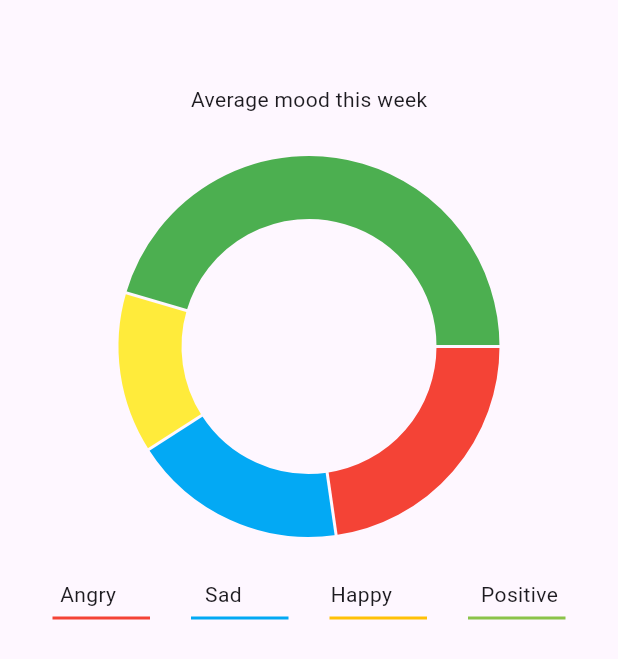
After one commit to KabeloBitcube/mood_tracker, a Flutter app: the StatsNotis screen opened by its route, on a phone screen of 412 x 824 dp. The commit adds this screen. Shown: the top 659 px of the screen. Run offline on Flutter 3.47's test engine with Material 3 defaults, Android fonts, the phone set to English and light mode, and no system bars; drawn by our look-alikes of fl_chart; our stand-ins replace carousel_slider, go_router, table_calendar.

Commit message:
V12 - Stats_Notis > Added pie chart with mood indicators

```diff
--- a/lib/Home/home.dart
+++ b/lib/Home/home.dart
@@ -355,10 +355,15 @@ class _HomeScreenState extends State<HomeScreen> {
               Stack(
                 clipBehavior: Clip.none,
                 children: [
-                  Image.asset(
-                    'assets/images/MoodTracker.jpg',
-                    height: 60,
-                    width: 60,
+                  GestureDetector(
+                    onTap: (){
+                      context.push('/stats_notis');
+                    },
+                    child: Image.asset(
+                      'assets/images/MoodTracker.jpg',
+                      height: 60,
+                      width: 60,
+                    ),
                   ),
                   Positioned(
                     top: 35,
--- /dev/null
+++ b/lib/Stats & Notis/stats_notis.dart
@@ -0,0 +1,106 @@
+import 'package:fl_chart/fl_chart.dart';
+import 'package:flutter/material.dart';
+
+class StatsNotis extends StatelessWidget {
+  const StatsNotis({super.key});
+
+  @override
+  Widget build(BuildContext context) {
+    return Scaffold(
+      appBar: AppBar(),
+      body: Column(
+        children: [
+          Center(child: Text('Average mood this week')),
+          SizedBox(height: 80,),
+          SizedBox(
+            height: 150,
+            width: 150,
+            child: PieChart(
+              duration: const Duration(milliseconds: 750),
+              curve: Curves.easeInQuint,
+              PieChartData(
+                centerSpaceRadius: 85.0,
+                sections: [
+                  PieChartSectionData(
+                    value: 5,
+                    color: Colors.red,
+                    showTitle: false,
+                    radius: 42,
+                  ),
+                  PieChartSectionData(
+                    value: 4,
+                    color: Colors.lightBlue,
+                    showTitle: false,
+                    radius: 42,
+                  ),
+                  PieChartSectionData(
+                    value: 3,
+                    color: Colors.yellow,
+                    showTitle: false,
+                    radius: 42,
+                  ),
+                  PieChartSectionData(
+                    value: 10,
+                    color: Colors.green,
+                    showTitle: false,
+                    radius: 42,
+                  ),
+                ],
+              ),
+            ),
+          ),
+          SizedBox(height: 80,),
+          Padding(
+            padding: const EdgeInsets.only(left: 40, right: 40),
+            child: Row(
+              mainAxisAlignment: MainAxisAlignment.spaceBetween,
+              children: [
+                Text('Angry'),
+                Text('Sad'),
+                Text('Happy'),
+                Text('Positive'),
+              ],
+            ),
+          ),
+          SizedBox(height: 5,),
+          Padding(
+            padding: const EdgeInsets.only(left: 35, right: 35),
+            child: Row(
+              mainAxisAlignment: MainAxisAlignment.spaceBetween,
+              children: [
+                Container(
+                  height: 2,
+                  width: 65,
+                  decoration: BoxDecoration(
+                    color: Colors.red
+                  ),
+                ),
+                Container(
+                  height: 2,
+                  width: 65,
+                  decoration: BoxDecoration(
+                    color: Colors.lightBlue
+                  ),
+                ),
+                Container(
+                  height: 2,
+                  width: 65,
+                  decoration: BoxDecoration(
+                    color: Colors.amber
+                  ),
+                ),
+                Container(
+                  height: 2,
+                  width: 65,
+                  decoration: BoxDecoration(
+                    color: Colors.lightGreen
+                  ),
+                ),
+              ],
+            ),
+          ),
+        ],
+      ),
+    );
+  }
+}
--- a/lib/main.dart
+++ b/lib/main.dart
@@ -2,6 +2,7 @@ import 'package:flutter/material.dart';
 import 'package:go_router/go_router.dart';
 import 'package:mood_tracker/Calendar/calendar.dart';
 import 'package:mood_tracker/Home/home.dart';
+import 'package:mood_tracker/Stats%20&%20Notis/stats_notis.dart';
 
 void main() {
   runApp(const MyApp());
@@ -18,6 +19,10 @@ final _router = GoRouter(
       path: '/calendar',
       builder: (context, state) => CalendarScreen()
     ),
+    GoRoute(
+      path: '/stats_notis',
+      builder: (context, state) => StatsNotis()
+    ),
   ]
 );
 
--- a/pubspec.yaml
+++ b/pubspec.yaml
@@ -38,6 +38,7 @@ dependencies:
   intl: ^0.20.2
   carousel_slider: ^5.0.0
   table_calendar: ^3.2.0
+  fl_chart: ^1.0.0
 
 dev_dependencies:
   flutter_test:
```
Also changed, not shown: pubspec.lock.
